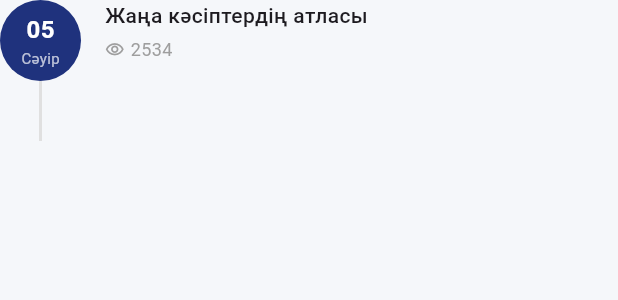
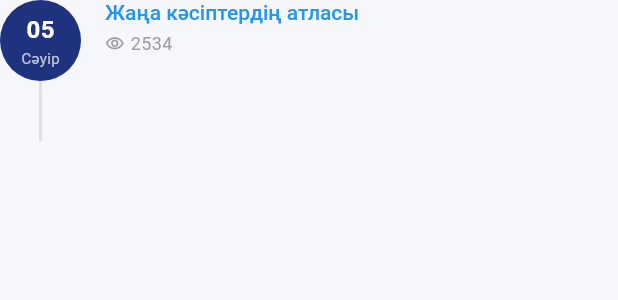
Before and after one commit to NurislamAiu/enic-kz, a Flutter app: the _EventCalendarItem widget shown alone on an empty page, opened directly, on a phone screen of 412 x 824 dp. Shown: the top 300 px of the screen. Run offline on Flutter 3.47's test engine with Material 3 defaults, Android fonts, the phone set to English and light mode, and no system bars; our stand-ins replace go_router, google_fonts.

Commit message:
Restructure: Move Home page widgets to dedicated directory
Moved several widgets previously located in `lib/src/core/widgets` to a new `lib/src/features/home/presentation/widgets` directory. This change helps to better organize widgets specifically used on the Home page and aligns with a feature-based directory structure.

Widgets moved include:
- `banner_slider.dart`
- `banner_widget.dart`
- `feature_grid_section.dart`
- `news_and_events_section.dart`
- `partner_logos_section.dart`
- `animated_feature_card.dart`

Additionally, removed commented-out code and added hover effects to the titles in the News and Events section.

```diff
--- a/lib/src/core/widgets/custom_footer.dart
+++ b/lib/src/core/widgets/custom_footer.dart
@@ -11,7 +11,7 @@ class CustomFooter extends StatelessWidget {
       child: Column(
         crossAxisAlignment: CrossAxisAlignment.start,
         children: [
-          // 🧱 Колонки ссылок
+
           Wrap(
             spacing: 64,
             runSpacing: 40,
@@ -34,7 +34,7 @@ class CustomFooter extends StatelessWidget {
           const SizedBox(height: 48),
           const Divider(color: Colors.white24),
           const SizedBox(height: 20),
-          // 🔻 Нижний ряд
+
           Row(
             mainAxisAlignment: MainAxisAlignment.spaceBetween,
             children: [
--- a/lib/src/core/widgets/top_control_panel.dart
+++ b/lib/src/core/widgets/top_control_panel.dart
@@ -10,7 +10,7 @@ class TopControlPanel extends StatelessWidget {
       color: Colors.white,
       child: Row(
         children: [
-          // 🔍 Поиск — НАЧАЛО
+
           Expanded(
             child: Container(
               height: 44,
@@ -33,7 +33,7 @@ class TopControlPanel extends StatelessWidget {
                         hintText: 'Іздеу...',
                         hintStyle: const TextStyle(color: Colors.black45),
                         isCollapsed: true,
-                        // Убираем поведение изменения цвета при фокусе/наведении
+
                         enabledBorder: OutlineInputBorder(
                           borderRadius: BorderRadius.circular(8),
                           borderSide: BorderSide.none,
@@ -42,7 +42,7 @@ class TopControlPanel extends StatelessWidget {
                           borderRadius: BorderRadius.circular(8),
                           borderSide: BorderSide.none,
                         ),
-                        hoverColor: Colors.transparent, // предотвращает цвет при hover
+                        hoverColor: Colors.transparent,
                         focusColor: Colors.transparent,
                       ),
                     ),
@@ -89,7 +89,7 @@ class TopControlPanel extends StatelessWidget {
   }
 }
 
-// 🌐 Языковая панель
+
 class _LangSelector extends StatelessWidget {
   const _LangSelector();
 
@@ -118,7 +118,7 @@ class _LangSelector extends StatelessWidget {
   }
 }
 
-// 👤 Иконка в круге
+
 class _CircleIcon extends StatelessWidget {
   final IconData icon;
   const _CircleIcon(this.icon);
--- a/lib/src/core/widgets/news_and_events_section.dart
+++ b/lib/src/features/home/presentation/widgets/news_and_events_section.dart
@@ -209,7 +209,6 @@ class _EventCalendarItem extends StatelessWidget {
     return Row(
       crossAxisAlignment: CrossAxisAlignment.start,
       children: [
-        // 🎯 Дата в круге
         Column(
           children: [
             Container(
@@ -230,38 +229,72 @@ class _EventCalendarItem extends StatelessWidget {
                 ],
               ),
             ),
-            // 📍 Линия вниз
             Container(
               width: 2,
-              height: 40, // <-- высота линии между элементами
+              height: 40,
               color: Colors.grey.shade300,
             ),
           ],
         ),
         const SizedBox(width: 16),
-
-        // 📄 Текстовая часть
         Expanded(
           child: Padding(
-            padding: const EdgeInsets.only(bottom: 32), // <-- БОЛЬШЕ отступ между событиями
-            child: Column(
-              crossAxisAlignment: CrossAxisAlignment.start,
-              children: [
-                Text(title,
-                    style: const TextStyle(fontSize: 14, fontWeight: FontWeight.w500)),
-                const SizedBox(height: 4),
-                Row(
-                  children: [
-                    const Icon(Icons.remove_red_eye_outlined, size: 13, color: Colors.grey),
-                    const SizedBox(width: 4),
-                    Text(views, style: const TextStyle(fontSize: 12, color: Colors.grey)),
-                  ],
-                ),
-              ],
-            ),
+            padding: const EdgeInsets.only(bottom: 32),
+            child: _HoverableTitle(title: title, views: views),
           ),
         ),
       ],
     );
   }
 }
+
+class _HoverableTitle extends StatefulWidget {
+  final String title;
+  final String views;
+
+  const _HoverableTitle({required this.title, required this.views});
+
+  @override
+  State<_HoverableTitle> createState() => _HoverableTitleState();
+}
+
+class _HoverableTitleState extends State<_HoverableTitle> {
+  bool isHovered = false;
+
+  @override
+  Widget build(BuildContext context) {
+    return Column(
+      crossAxisAlignment: CrossAxisAlignment.start,
+      children: [
+        MouseRegion(
+          onEnter: (_) => setState(() => isHovered = true),
+          onExit: (_) => setState(() => isHovered = false),
+          cursor: SystemMouseCursors.click,
+          child: GestureDetector(
+            onTap: () {
+              print("Clicked: ${widget.title}");
+            },
+            child: AnimatedDefaultTextStyle(
+              duration: const Duration(milliseconds: 200),
+              curve: Curves.easeInOut,
+              style: TextStyle(
+                fontSize: isHovered ? 16 : 14,
+                fontWeight: FontWeight.w500,
+                color: Colors.blue,
+              ),
+              child: Text(widget.title),
+            ),
+          ),
+        ),
+        const SizedBox(height: 4),
+        Row(
+          children: [
+            const Icon(Icons.remove_red_eye_outlined, size: 13, color: Colors.grey),
+            const SizedBox(width: 4),
+            Text(widget.views, style: const TextStyle(fontSize: 12, color: Colors.grey)),
+          ],
+        ),
+      ],
+    );
+  }
+}
```
Also changed, not shown: lib/src/features/home/home_page.dart (+4 -4 lines), lib/src/features/home/presentation/widgets/animated_feature_card.dart (renamed from lib/src/core/widgets/animated_feature_card.dart), lib/src/features/home/presentation/widgets/banner_slider.dart (renamed from lib/src/core/widgets/banner_slider.dart), lib/src/features/home/presentation/widgets/banner_widget.dart (renamed from lib/src/core/widgets/banner_widget.dart), lib/src/features/home/presentation/widgets/feature_grid_section.dart (renamed from lib/src/core/widgets/feature_grid_section.dart), lib/src/features/home/presentation/widgets/home_card.dart (deleted), lib/src/features/home/presentation/widgets/partner_logos_section.dart (renamed from lib/src/core/widgets/partner_logos_section.dart).
